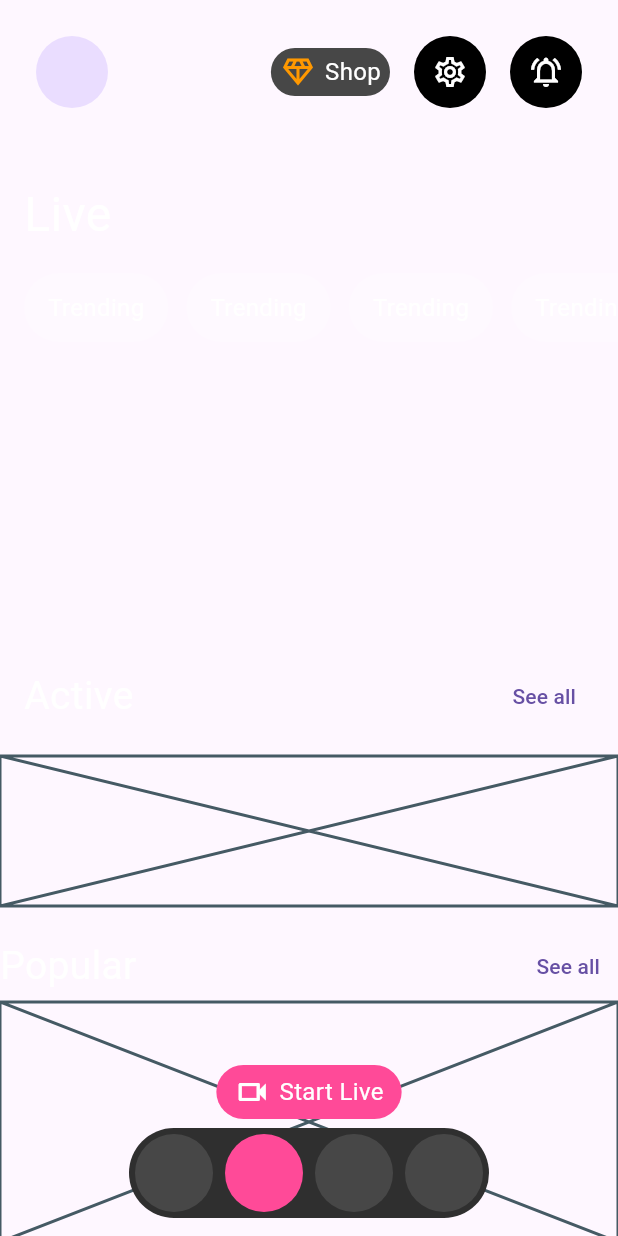
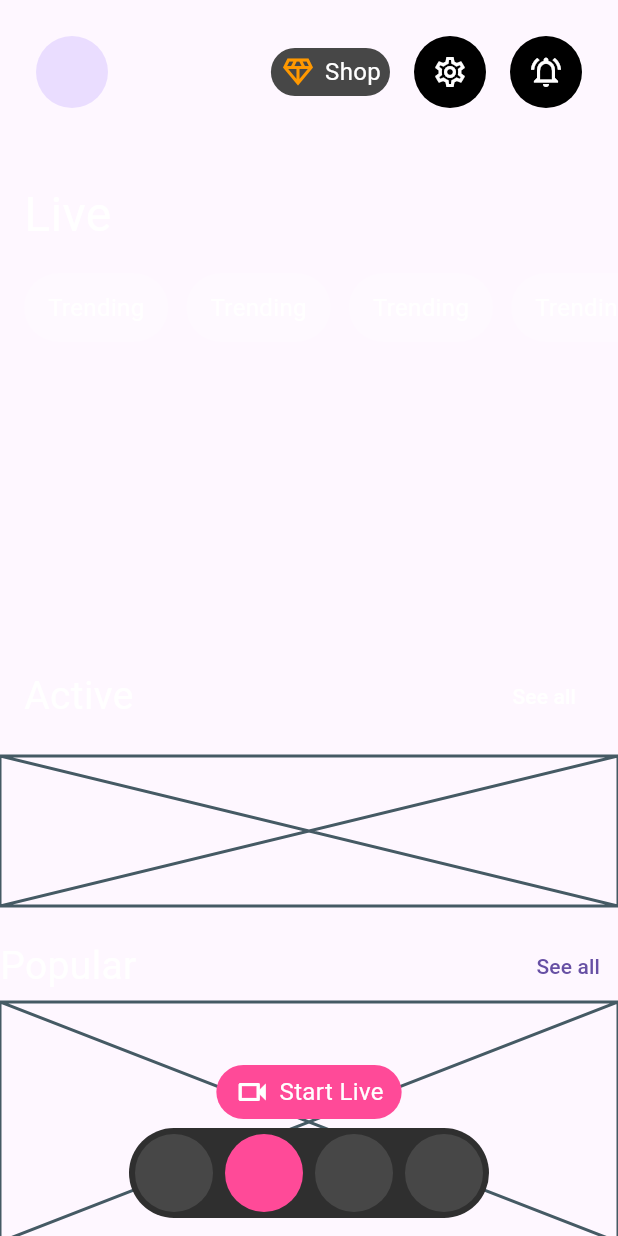
Before and after one commit to JAICHANGPARK/flutter_notebook_chapter_43, a Flutter app: the AiVideoHomePage screen opened directly, on a phone screen of 412 x 824 dp. Run offline on Flutter 3.47's test engine with Material 3 defaults, Android fonts, the phone set to English and light mode, and no system bars; our stand-ins replace gap, hugeicons, percent_indicator.

Commit message:
Update ai_video_home_page.dart

```diff
--- a/lib/ep2181_ai_video_chat_app/ui/ai_video_home_page.dart
+++ b/lib/ep2181_ai_video_chat_app/ui/ai_video_home_page.dart
@@ -163,9 +163,11 @@ class _AiVideoHomePageState extends State<AiVideoHomePage> {
                           ),
                         ),
                         TextButton(
-                          onPressed: () {},
-                          child: Text("See all"),
-                        ),
+                            onPressed: () {},
+                            child: Text("See all"),
+                            style: TextButton.styleFrom(
+                              foregroundColor: Colors.white,
+                            )),
                       ],
                     ),
                   ),
```
